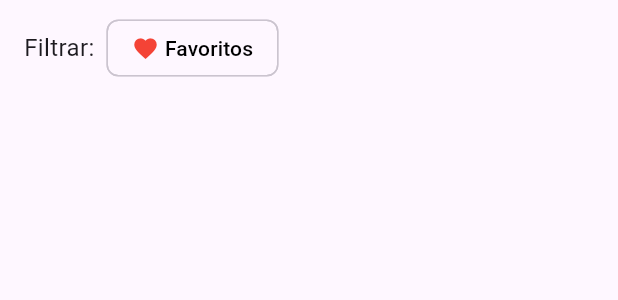
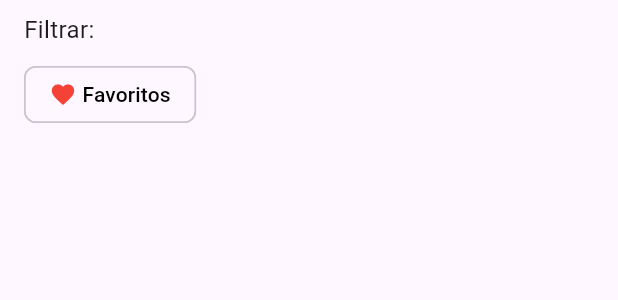
Before and after one commit to iairbaron/star-wars-characters, a Flutter app: the FilterBar widget shown alone on an empty page, opened directly, on a phone screen of 412 x 824 dp. Shown: the top 300 px of the screen. Run offline on Flutter 3.47's test engine with Material 3 defaults, Android fonts, the phone set to English and light mode, and no system bars; our stand-ins replace flutter_riverpod, shared_preferences; accounts and stored records are empty; network calls fail.

Commit message:
filter by gender

```diff
--- a/lib/widgets/filter_bar.dart
+++ b/lib/widgets/filter_bar.dart
@@ -12,10 +12,15 @@ class FilterBar extends ConsumerWidget {
 
     return Padding(
       padding: const EdgeInsets.symmetric(horizontal: 16.0, vertical: 8.0),
+      child: Column(
+        crossAxisAlignment: CrossAxisAlignment.start,
+        children: [
+          const Text('Filtrar:', style: TextStyle(fontSize: 16)),
+          const SizedBox(height: 8),
+          SingleChildScrollView(
+            scrollDirection: Axis.horizontal,
             child: Row(
               children: [
-          const Text('Filtrar:', style: TextStyle(fontSize: 16)),
-          const SizedBox(width: 8),
                 FilterChip(
                   selected: state.showOnlyFavorites,
                   label: Row(
@@ -39,6 +44,44 @@ class FilterBar extends ConsumerWidget {
                   selectedColor: Theme.of(context).colorScheme.primary,
                   checkmarkColor: Colors.white,
                 ),
+                const SizedBox(width: 8),
+                ...state.availableGenders.map((gender) => Padding(
+                  padding: const EdgeInsets.only(right: 8.0),
+                  child: FilterChip(
+                    selected: state.selectedGender == gender,
+                    label: Row(
+                      mainAxisSize: MainAxisSize.min,
+                      children: [
+                        Icon(
+                          Icons.person,
+                          size: 18,
+                          color: state.selectedGender == gender
+                              ? Colors.white
+                              : Theme.of(context).iconTheme.color,
+                        ),
+                        const SizedBox(width: 4),
+                        Text(
+                          gender,
+                          style: TextStyle(
+                            color: state.selectedGender == gender
+                                ? Colors.white
+                                : Colors.black,
+                          ),
+                        ),
+                      ],
+                    ),
+                    onSelected: (_) {
+                      controller.setGenderFilter(
+                        state.selectedGender == gender ? null : gender
+                      );
+                    },
+                    selectedColor: Theme.of(context).colorScheme.primary,
+                    checkmarkColor: Colors.white,
+                  ),
+                )).toList(),
+              ],
+            ),
+          ),
         ],
       ),
     );
```
Also changed, not shown: lib/controllers/character_controller.dart (+41 -9 lines), lib/models/character_state.dart (+15 -0 lines). Lines whose indentation alone changed are shown as unchanged.
